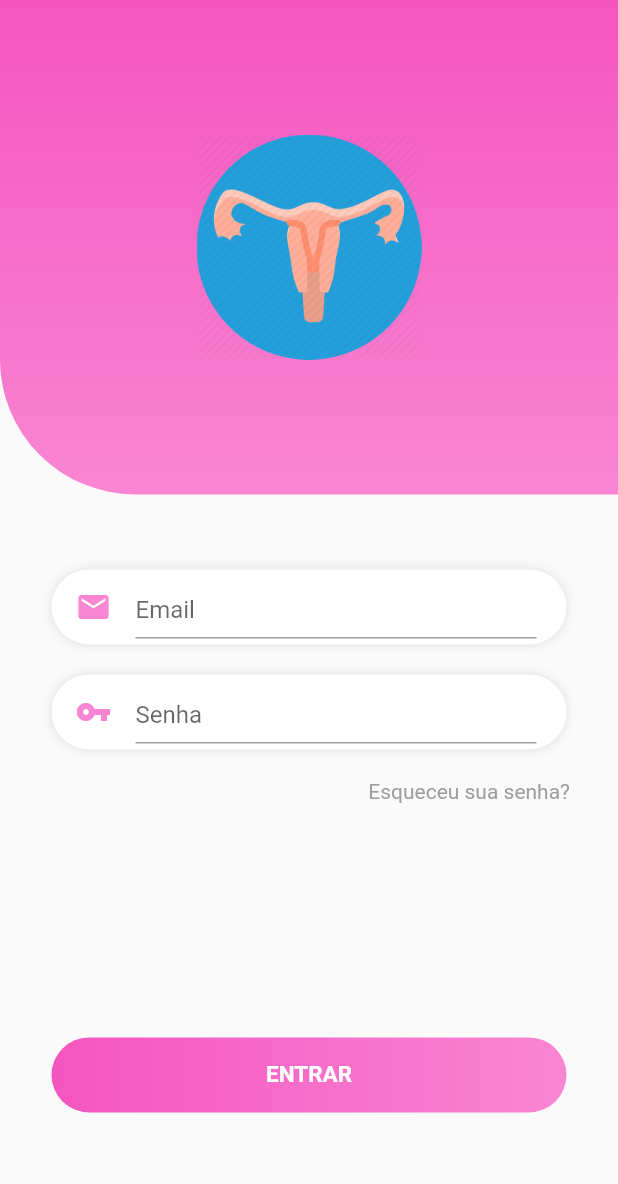
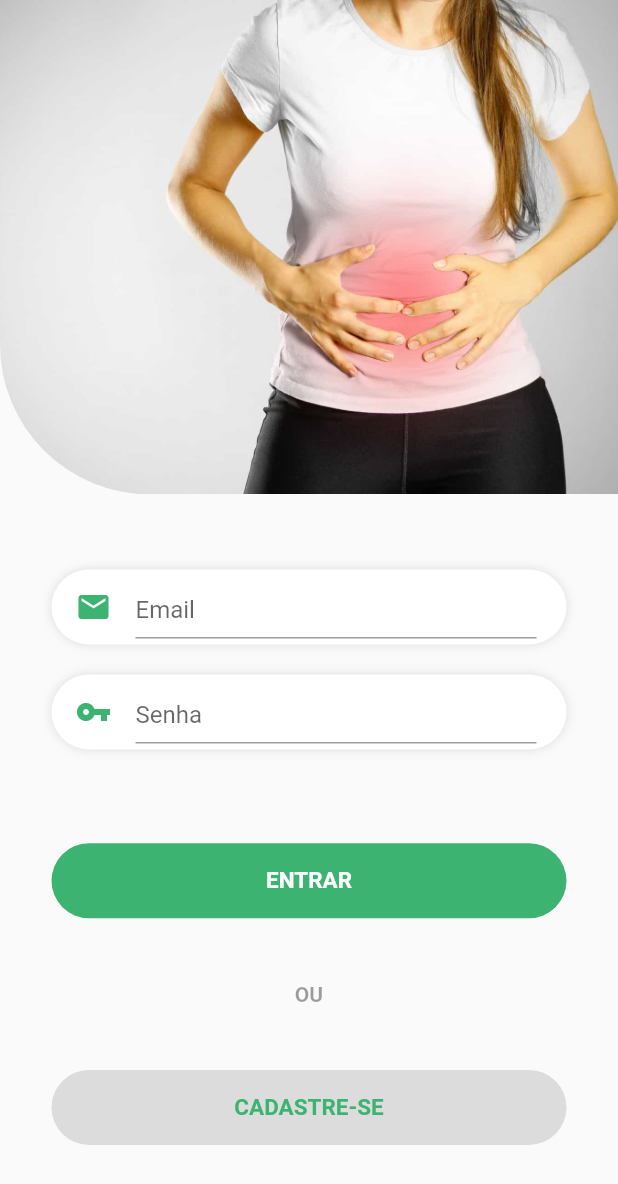
Before and after one commit to AlefEmannuel/f_endometriose, a Flutter app: the screen it shows after launch, on a phone screen of 412 x 824 dp. Shown: the top 1184 px of the screen. Run offline on Flutter 3.47's test engine with Material 2 defaults, Android fonts, the phone set to English and light mode, and no system bars; our stand-ins replace flutter_masked_text.

Commit message:
Formulario e login

```diff
--- /dev/null
+++ b/lib/classes/cities.dart
@@ -0,0 +1,5 @@
+class City{
+  const City(this.name);
+
+  final String name;
+}
--- a/lib/screens/screen_login.dart
+++ b/lib/screens/screen_login.dart
@@ -1,3 +1,5 @@
+
+import 'package:f_endometriose/screens/screen_registerUser.dart';
 import 'package:flutter/material.dart';
 
 import 'screen_home.dart';
@@ -34,32 +36,36 @@ class _MyScreenLogin extends State<MyScreenLogin> {
               width: MediaQuery.of(context).size.width,
               height: MediaQuery.of(context).size.height/2.5, //pega a altura da tela e divide por 2.5 (tamanho do gradient)
               //Box decoration para realizar as alterações no front
-              decoration: BoxDecoration(
-                gradient: LinearGradient( //Chama o gradient
+              decoration: new BoxDecoration(
+                image: new DecorationImage(
+                  image: new AssetImage('images/endowallpaper.jpg'),
+                  fit: BoxFit.cover,
+                ),
+
+               /* gradient: LinearGradient( //Chama o gradient
                   begin: Alignment.topCenter,
                   end: Alignment.bottomCenter,
                   colors: [
                     Color(0xFFF555C0),
                     Color(0xFFF986D3),
                   ],
-                ),
+                ),*/
                 borderRadius: BorderRadius.only(
-                  bottomLeft: Radius.circular(90), //Deixa o canto do gradient arrendondado
+                bottomLeft: Radius.circular(100), //Deixa o canto esquerdo do gradient arrendondado
                 ),
               ),
-              child: Column(
+              /*child: Column(
                 mainAxisAlignment: MainAxisAlignment.center, //Coloca o icone no meio do gradient
                 children: <Widget>[
                   SizedBox(child: Image.asset("images/uterus.png", height: 150, width: 150,), ),
-
                 ],
-              ),
+              ),*/
             ),
 
             //Container contendo o formulário de login
             Container(
               width: MediaQuery.of(context).size.width,
-              height: MediaQuery.of(context).size.height/2,
+              height: MediaQuery.of(context).size.height/1.9,
               padding: EdgeInsets.only(top: 50), //Define uma altura para não pegar no gradiente de cima
               child: Column(
                 children: <Widget>[
@@ -86,7 +92,7 @@ class _MyScreenLogin extends State<MyScreenLogin> {
                     ),
                     child: TextField(
                       decoration: InputDecoration(
-                        icon: Icon(Icons.email, color: Color(0xFFF986D3),),
+                        icon: Icon(Icons.email, color: Color(0xFF3CB371),),
                         hintText: 'Email',
                       ),
                     ),
@@ -116,7 +122,7 @@ class _MyScreenLogin extends State<MyScreenLogin> {
                     ),
                     child: TextField(
                       decoration: InputDecoration(
-                        icon: Icon(Icons.vpn_key, color: Color(0xFFF986D3),),
+                        icon: Icon(Icons.vpn_key, color: Color(0xFF3CB371),),
                         hintText: 'Senha',
                       ),
                     ),
@@ -128,11 +134,6 @@ class _MyScreenLogin extends State<MyScreenLogin> {
                       padding: const EdgeInsets.only(
                         top: 20,
                         right: 32,
-                      ),
-                      child: Text('Esqueceu sua senha?',
-                        style: TextStyle(
-                          color: Colors.grey,
-                        ),
                       ),
                     ),
                   ),
@@ -148,8 +149,8 @@ class _MyScreenLogin extends State<MyScreenLogin> {
                       decoration: BoxDecoration(
                         gradient: LinearGradient(
                           colors: [
-                            Color(0xFFF555C0),
-                            Color(0xFFF986D3),
+                            Color(0xFF3CB371),
+                            Color(0xFF3CB371),
                           ]
                         ),
                         borderRadius: BorderRadius.all(Radius.circular(50)), //Deixa o botao redondo
@@ -158,6 +159,37 @@ class _MyScreenLogin extends State<MyScreenLogin> {
                         child: Text('Entrar'.toUpperCase(),
                           style: TextStyle(
                             color: Colors.white,
+                            fontWeight: FontWeight.bold,
+                            fontSize: 15,
+                          ),
+                        ),
+                      ),
+                    ),
+                  ),
+                  Spacer(),
+                  Text('OU', style: TextStyle(color: Colors.black38, fontWeight: FontWeight.bold),),
+                  Spacer(),
+
+                  new GestureDetector(
+                    onTap: () async {
+                      Navigator.of(context).push(new MaterialPageRoute(builder: (BuildContext context) => new RegisterUser()));
+                    },
+                    child: new Container(
+                      height: 50,
+                      width: MediaQuery.of(context).size.width/1.2, //pega o tamanho da tela e divide por 1.2 que é a largura do botao
+                      decoration: BoxDecoration(
+                        gradient: LinearGradient(
+                          colors: [
+                            Color(0xFFDCDCDC),
+                            Color(0xFFDCDCDC),
+                          ]
+                        ),
+                        borderRadius: BorderRadius.all(Radius.circular(50)), //Deixa o botao redondo
+                      ),
+                      child: Center( //Deixa o texto do botao no centro
+                        child: Text('Cadastre-se'.toUpperCase(),
+                          style: TextStyle(
+                            color: Color(0xFF3CB371),
                             fontWeight: FontWeight.bold,
                             fontSize: 15,
                           ),
--- a/pubspec.yaml
+++ b/pubspec.yaml
@@ -33,6 +33,7 @@ dev_dependencies:
 # following page: https://dart.dev/tools/pub/pubspec
 
 # The following section is specific to Flutter.
+  flutter_masked_text: ^0.8.0
 flutter:
 
   # The following line ensures that the Material Icons font is
@@ -43,6 +44,8 @@ flutter:
   # To add assets to your application, add an assets section, like this:
   assets:
    - images/uterus.png
+   - images/endowallpaper.jpg
+   - images/endometrioseam.png
   #  - images/a_dot_ham.jpeg
 
   # An image asset can refer to one or more resolution-specific "variants", see
```
Also changed, not shown: lib/screens/screen_home.dart (+11 -7 lines), lib/screens/screen_registerPatient.dart (added, +62 -0 lines), lib/screens/screen_registerUser.dart (added, +130 -0 lines), images/endometrioseam.png (added), images/endowallpaper.jpg (added), pubspec.lock, 1 other file.
